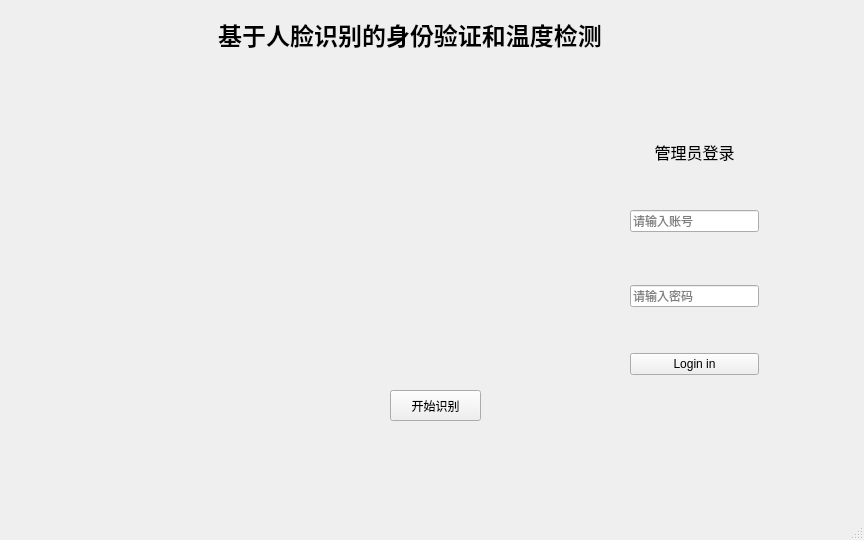
First picture: the form in mainwindow.ui, repository ConstantineQAQ/Feiteng-Project, before the edit.
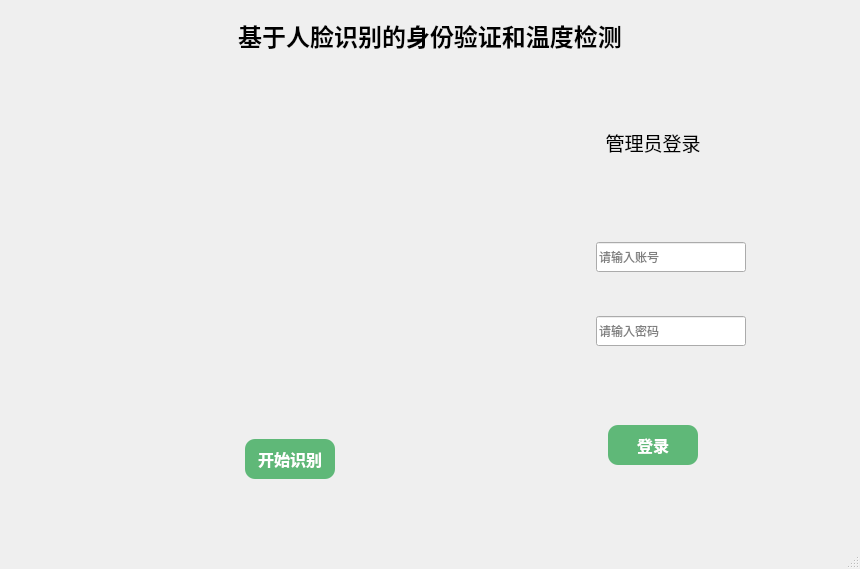
Second picture: the form after the edit. Icons and pictures are not drawn.

The edit to the form file:
```diff
--- a/mainwindow.ui
+++ b/mainwindow.ui
@@ -6,14 +6,14 @@
    <rect>
     <x>0</x>
     <y>0</y>
-    <width>864</width>
-    <height>540</height>
+    <width>860</width>
+    <height>569</height>
    </rect>
   </property>
   <property name="maximumSize">
    <size>
-    <width>864</width>
-    <height>540</height>
+    <width>16777215</width>
+    <height>16777215</height>
    </size>
   </property>
   <property name="windowTitle">
@@ -23,61 +23,193 @@
    <string notr="true"/>
   </property>
   <widget class="QWidget" name="widget">
-   <widget class="QLabel" name="main_label">
+   <layout class="QGridLayout" name="gridLayout_4">
+    <item row="0" column="0">
+     <widget class="QFrame" name="frame_4">
+      <property name="styleSheet">
+       <string notr="true">#frame_4{
+background:qlineargradient(x1:0,y1:0,x2:1,y2:1,
+	stop: 0 #F1F2B5,
+	stop: 1 #B5F1E8);
+border:none;
+}</string>
+      </property>
+      <property name="frameShape">
+       <enum>QFrame::StyledPanel</enum>
+      </property>
+      <property name="frameShadow">
+       <enum>QFrame::Raised</enum>
+      </property>
+      <layout class="QGridLayout" name="gridLayout_3">
+       <item row="1" column="0">
+        <layout class="QHBoxLayout" name="horizontalLayout_5">
+         <item>
+          <spacer name="horizontalSpacer_9">
+           <property name="orientation">
+            <enum>Qt::Horizontal</enum>
+           </property>
+           <property name="sizeHint" stdset="0">
+            <size>
+             <width>40</width>
+             <height>20</height>
+            </size>
+           </property>
+          </spacer>
+         </item>
+         <item>
+          <widget class="QFrame" name="frame_3">
+           <property name="sizePolicy">
+            <sizepolicy hsizetype="Fixed" vsizetype="Fixed">
+             <horstretch>0</horstretch>
+             <verstretch>0</verstretch>
+            </sizepolicy>
+           </property>
+           <property name="minimumSize">
+            <size>
+             <width>440</width>
+             <height>430</height>
+            </size>
+           </property>
+           <property name="maximumSize">
+            <size>
+             <width>440</width>
+             <height>430</height>
+            </size>
+           </property>
+           <property name="styleSheet">
+            <string notr="true">#frame_3{
+	border:none;
+}</string>
+           </property>
+           <property name="frameShape">
+            <enum>QFrame::StyledPanel</enum>
+           </property>
+           <property name="frameShadow">
+            <enum>QFrame::Raised</enum>
+           </property>
+           <widget class="QPushButton" name="recoginize_PushButton">
     <property name="geometry">
      <rect>
-      <x>210</x>
-      <y>10</y>
-      <width>400</width>
-      <height>50</height>
-     </rect>
-    </property>
+              <x>180</x>
+              <y>360</y>
+              <width>90</width>
+              <height>40</height>
+             </rect>
+            </property>
+            <property name="sizePolicy">
+             <sizepolicy hsizetype="Fixed" vsizetype="Fixed">
+              <horstretch>0</horstretch>
+              <verstretch>0</verstretch>
+             </sizepolicy>
+            </property>
+            <property name="minimumSize">
+             <size>
+              <width>90</width>
+              <height>40</height>
+             </size>
+            </property>
     <property name="maximumSize">
      <size>
-      <width>400</width>
-      <height>50</height>
-     </size>
-    </property>
+              <width>90</width>
+              <height>40</height>
+             </size>
+            </property>
+            <property name="styleSheet">
+             <string notr="true">#recoginize_PushButton{
+	background-color: #5FB878;
+	color:#FFFFFF;
+	border:none;
+	border-radius:10px;
+	padding:10px;
+	font-size : 16px;
+	font-weight:bold;
+	font-align:center;
+}
+#recoginize_PushButton:hover{
+	background-color: #16A085;
+}</string>
+            </property>
     <property name="text">
-     <string>&lt;html&gt;&lt;head/&gt;&lt;body&gt;&lt;p align=&quot;center&quot;&gt;&lt;span style=&quot; font-size:18pt; font-weight:600;&quot;&gt;基于人脸识别的身份验证和温度检测&lt;/span&gt;&lt;/p&gt;&lt;/body&gt;&lt;/html&gt;</string>
-    </property>
-   </widget>
-   <widget class="QWidget" name="layoutWidget">
-    <property name="geometry">
-     <rect>
-      <x>630</x>
-      <y>140</y>
-      <width>129</width>
-      <height>235</height>
-     </rect>
-    </property>
-    <layout class="QVBoxLayout" name="verticalLayout_3">
-     <property name="sizeConstraint">
-      <enum>QLayout::SetMaximumSize</enum>
-     </property>
+             <string>开始识别</string>
+            </property>
+           </widget>
+          </widget>
+         </item>
+         <item>
+          <layout class="QVBoxLayout" name="verticalLayout">
+           <item>
+            <spacer name="verticalSpacer_3">
+             <property name="orientation">
+              <enum>Qt::Vertical</enum>
+             </property>
+             <property name="sizeHint" stdset="0">
+              <size>
+               <width>20</width>
+               <height>40</height>
+              </size>
+             </property>
+            </spacer>
+           </item>
      <item>
-      <layout class="QVBoxLayout" name="verticalLayout_2">
+            <layout class="QHBoxLayout" name="horizontalLayout_4">
+             <item>
+              <spacer name="horizontalSpacer_8">
+               <property name="orientation">
+                <enum>Qt::Horizontal</enum>
+               </property>
+               <property name="sizeHint" stdset="0">
+                <size>
+                 <width>40</width>
+                 <height>20</height>
+                </size>
+               </property>
+              </spacer>
+             </item>
        <item>
         <widget class="QLabel" name="admin_label">
+               <property name="sizePolicy">
+                <sizepolicy hsizetype="Fixed" vsizetype="Fixed">
+                 <horstretch>0</horstretch>
+                 <verstretch>0</verstretch>
+                </sizepolicy>
+               </property>
+               <property name="minimumSize">
+                <size>
+                 <width>100</width>
+                 <height>40</height>
+                </size>
+               </property>
          <property name="maximumSize">
           <size>
-           <width>170</width>
-           <height>42</height>
+                 <width>100</width>
+                 <height>40</height>
           </size>
          </property>
          <property name="text">
-          <string>&lt;html&gt;&lt;head/&gt;&lt;body&gt;&lt;p align=&quot;center&quot;&gt;&lt;span style=&quot; font-size:12pt;&quot;&gt;管理员登录&lt;/span&gt;&lt;/p&gt;&lt;/body&gt;&lt;/html&gt;</string>
+                <string>&lt;html&gt;&lt;head/&gt;&lt;body&gt;&lt;p align=&quot;center&quot;&gt;&lt;span style=&quot; font-size:14pt;&quot;&gt;管理员登录&lt;/span&gt;&lt;/p&gt;&lt;/body&gt;&lt;/html&gt;</string>
          </property>
         </widget>
        </item>
        <item>
-        <spacer name="verticalSpacer_6">
+              <spacer name="horizontalSpacer_7">
+               <property name="orientation">
+                <enum>Qt::Horizontal</enum>
+               </property>
+               <property name="sizeHint" stdset="0">
+                <size>
+                 <width>40</width>
+                 <height>20</height>
+                </size>
+               </property>
+              </spacer>
+             </item>
+            </layout>
+           </item>
+           <item>
+            <spacer name="verticalSpacer_2">
          <property name="orientation">
           <enum>Qt::Vertical</enum>
          </property>
-         <property name="sizeType">
-          <enum>QSizePolicy::Fixed</enum>
-         </property>
          <property name="sizeHint" stdset="0">
           <size>
            <width>20</width>
@@ -87,10 +219,54 @@
         </spacer>
        </item>
        <item>
-        <widget class="QLineEdit" name="name_lineEdit_2">
+            <layout class="QHBoxLayout" name="horizontalLayout">
+             <item>
+              <spacer name="horizontalSpacer">
+               <property name="orientation">
+                <enum>Qt::Horizontal</enum>
+               </property>
+               <property name="sizeHint" stdset="0">
+                <size>
+                 <width>40</width>
+                 <height>20</height>
+                </size>
+               </property>
+              </spacer>
+             </item>
+             <item>
+              <widget class="QFrame" name="frame">
+               <property name="styleSheet">
+                <string notr="true">#frame{    
+	border: 1px solid #696969;
+    border-radius: 5px;
+	border:none;
+}
+</string>
+               </property>
+               <property name="frameShape">
+                <enum>QFrame::StyledPanel</enum>
+               </property>
+               <property name="frameShadow">
+                <enum>QFrame::Raised</enum>
+               </property>
+               <layout class="QGridLayout" name="gridLayout">
+                <item row="0" column="1">
+                 <widget class="QLineEdit" name="name_lineEdit">
+                  <property name="sizePolicy">
+                   <sizepolicy hsizetype="Fixed" vsizetype="Fixed">
+                    <horstretch>0</horstretch>
+                    <verstretch>0</verstretch>
+                   </sizepolicy>
+                  </property>
+                  <property name="minimumSize">
+                   <size>
+                    <width>150</width>
+                    <height>30</height>
+                   </size>
+                  </property>
          <property name="maximumSize">
           <size>
-           <width>210</width>
+                    <width>150</width>
            <height>30</height>
           </size>
          </property>
@@ -99,24 +275,117 @@
          </property>
         </widget>
        </item>
+                <item row="0" column="0">
+                 <widget class="QLabel" name="label">
+                  <property name="sizePolicy">
+                   <sizepolicy hsizetype="Fixed" vsizetype="Fixed">
+                    <horstretch>0</horstretch>
+                    <verstretch>0</verstretch>
+                   </sizepolicy>
+                  </property>
+                  <property name="minimumSize">
+                   <size>
+                    <width>30</width>
+                    <height>30</height>
+                   </size>
+                  </property>
+                  <property name="maximumSize">
+                   <size>
+                    <width>30</width>
+                    <height>30</height>
+                   </size>
+                  </property>
+                  <property name="styleSheet">
+                   <string notr="true">border-image:url(:/res/pic/user_name.png)</string>
+                  </property>
+                  <property name="text">
+                   <string/>
+                  </property>
+                 </widget>
+                </item>
+               </layout>
+              </widget>
+             </item>
        <item>
-        <spacer name="verticalSpacer_7">
+              <spacer name="horizontalSpacer_2">
+               <property name="orientation">
+                <enum>Qt::Horizontal</enum>
+               </property>
+               <property name="sizeHint" stdset="0">
+                <size>
+                 <width>40</width>
+                 <height>20</height>
+                </size>
+               </property>
+              </spacer>
+             </item>
+            </layout>
+           </item>
+           <item>
+            <spacer name="verticalSpacer_5">
          <property name="orientation">
           <enum>Qt::Vertical</enum>
          </property>
+             <property name="sizeType">
+              <enum>QSizePolicy::Fixed</enum>
+             </property>
          <property name="sizeHint" stdset="0">
           <size>
            <width>20</width>
-           <height>40</height>
+               <height>20</height>
           </size>
          </property>
         </spacer>
        </item>
        <item>
-        <widget class="QLineEdit" name="pwd_lineEdit_2">
+            <layout class="QHBoxLayout" name="horizontalLayout_2">
+             <item>
+              <spacer name="horizontalSpacer_3">
+               <property name="orientation">
+                <enum>Qt::Horizontal</enum>
+               </property>
+               <property name="sizeHint" stdset="0">
+                <size>
+                 <width>40</width>
+                 <height>20</height>
+                </size>
+               </property>
+              </spacer>
+             </item>
+             <item>
+              <widget class="QFrame" name="frame_2">
+               <property name="styleSheet">
+                <string notr="true">#frame_2{
+	border: 1px solid #696969;
+    border-radius: 5px;
+	border:none;
+}
+</string>
+               </property>
+               <property name="frameShape">
+                <enum>QFrame::StyledPanel</enum>
+               </property>
+               <property name="frameShadow">
+                <enum>QFrame::Raised</enum>
+               </property>
+               <layout class="QGridLayout" name="gridLayout_2">
+                <item row="0" column="1">
+                 <widget class="QLineEdit" name="pwd_lineEdit">
+                  <property name="sizePolicy">
+                   <sizepolicy hsizetype="Fixed" vsizetype="Fixed">
+                    <horstretch>0</horstretch>
+                    <verstretch>0</verstretch>
+                   </sizepolicy>
+                  </property>
+                  <property name="minimumSize">
+                   <size>
+                    <width>150</width>
+                    <height>30</height>
+                   </size>
+                  </property>
          <property name="maximumSize">
           <size>
-           <width>210</width>
+                    <width>150</width>
            <height>30</height>
           </size>
          </property>
@@ -125,46 +394,212 @@
          </property>
         </widget>
        </item>
-      </layout>
+                <item row="0" column="0">
+                 <widget class="QLabel" name="label_2">
+                  <property name="sizePolicy">
+                   <sizepolicy hsizetype="Fixed" vsizetype="Fixed">
+                    <horstretch>0</horstretch>
+                    <verstretch>0</verstretch>
+                   </sizepolicy>
+                  </property>
+                  <property name="minimumSize">
+                   <size>
+                    <width>30</width>
+                    <height>30</height>
+                   </size>
+                  </property>
+                  <property name="maximumSize">
+                   <size>
+                    <width>30</width>
+                    <height>30</height>
+                   </size>
+                  </property>
+                  <property name="styleSheet">
+                   <string notr="true">border-image:url(:/res/pic/pwd.png);</string>
+                  </property>
+                  <property name="text">
+                   <string/>
+                  </property>
+                 </widget>
+                </item>
+               </layout>
+              </widget>
      </item>
      <item>
-      <spacer name="verticalSpacer_8">
+              <spacer name="horizontalSpacer_4">
+               <property name="orientation">
+                <enum>Qt::Horizontal</enum>
+               </property>
+               <property name="sizeHint" stdset="0">
+                <size>
+                 <width>40</width>
+                 <height>20</height>
+                </size>
+               </property>
+              </spacer>
+             </item>
+            </layout>
+           </item>
+           <item>
+            <spacer name="verticalSpacer">
        <property name="orientation">
         <enum>Qt::Vertical</enum>
        </property>
-       <property name="sizeType">
-        <enum>QSizePolicy::Fixed</enum>
-       </property>
        <property name="sizeHint" stdset="0">
         <size>
          <width>20</width>
          <height>40</height>
+              </size>
+             </property>
+            </spacer>
+           </item>
+           <item>
+            <layout class="QHBoxLayout" name="horizontalLayout_3">
+             <item>
+              <spacer name="horizontalSpacer_6">
+               <property name="orientation">
+                <enum>Qt::Horizontal</enum>
+               </property>
+               <property name="sizeHint" stdset="0">
+                <size>
+                 <width>40</width>
+                 <height>20</height>
         </size>
        </property>
       </spacer>
      </item>
      <item>
       <widget class="QPushButton" name="login_pushButton">
+               <property name="sizePolicy">
+                <sizepolicy hsizetype="Fixed" vsizetype="Fixed">
+                 <horstretch>0</horstretch>
+                 <verstretch>0</verstretch>
+                </sizepolicy>
+               </property>
+               <property name="minimumSize">
+                <size>
+                 <width>90</width>
+                 <height>40</height>
+                </size>
+               </property>
+               <property name="maximumSize">
+                <size>
+                 <width>90</width>
+                 <height>40</height>
+                </size>
+               </property>
+               <property name="styleSheet">
+                <string notr="true">#login_pushButton{
+	background-color: #5FB878;
+	color:#FFFFFF;
+	border:none;
+	border-radius:10px;
+	padding:10px;
+	font-size : 16px;
+	font-weight:bold;
+	font-align:center;
+}
+#login_pushButton:hover{
+	background-color: #16A085;
+}</string>
+               </property>
        <property name="text">
-        <string>Login in</string>
+                <string>登录</string>
        </property>
       </widget>
      </item>
-    </layout>
-   </widget>
-   <widget class="QPushButton" name="recoginize_PushButton">
-    <property name="geometry">
-     <rect>
-      <x>390</x>
-      <y>390</y>
-      <width>91</width>
-      <height>31</height>
-     </rect>
-    </property>
+             <item>
+              <spacer name="horizontalSpacer_5">
+               <property name="orientation">
+                <enum>Qt::Horizontal</enum>
+               </property>
+               <property name="sizeHint" stdset="0">
+                <size>
+                 <width>40</width>
+                 <height>20</height>
+                </size>
+               </property>
+              </spacer>
+             </item>
+            </layout>
+           </item>
+           <item>
+            <spacer name="verticalSpacer_4">
+             <property name="orientation">
+              <enum>Qt::Vertical</enum>
+             </property>
+             <property name="sizeHint" stdset="0">
+              <size>
+               <width>20</width>
+               <height>40</height>
+              </size>
+             </property>
+            </spacer>
+           </item>
+          </layout>
+         </item>
+         <item>
+          <spacer name="horizontalSpacer_10">
+           <property name="orientation">
+            <enum>Qt::Horizontal</enum>
+           </property>
+           <property name="sizeHint" stdset="0">
+            <size>
+             <width>40</width>
+             <height>20</height>
+            </size>
+           </property>
+          </spacer>
+         </item>
+        </layout>
+       </item>
+       <item row="0" column="0">
+        <layout class="QHBoxLayout" name="horizontalLayout_6">
+         <item>
+          <spacer name="horizontalSpacer_11">
+           <property name="orientation">
+            <enum>Qt::Horizontal</enum>
+           </property>
+           <property name="sizeHint" stdset="0">
+            <size>
+             <width>40</width>
+             <height>20</height>
+            </size>
+           </property>
+          </spacer>
+         </item>
+         <item>
+          <widget class="QLabel" name="main_label">
+           <property name="maximumSize">
+            <size>
+             <width>400</width>
+             <height>50</height>
+            </size>
+           </property>
     <property name="text">
-     <string>开始识别</string>
-    </property>
-   </widget>
+            <string>&lt;html&gt;&lt;head/&gt;&lt;body&gt;&lt;p align=&quot;center&quot;&gt;&lt;span style=&quot; font-size:18pt; font-weight:600;&quot;&gt;基于人脸识别的身份验证和温度检测&lt;/span&gt;&lt;/p&gt;&lt;/body&gt;&lt;/html&gt;</string>
+           </property>
+          </widget>
+         </item>
+         <item>
+          <spacer name="horizontalSpacer_12">
+           <property name="orientation">
+            <enum>Qt::Horizontal</enum>
+           </property>
+           <property name="sizeHint" stdset="0">
+            <size>
+             <width>40</width>
+             <height>20</height>
+            </size>
+           </property>
+          </spacer>
+         </item>
+        </layout>
+       </item>
+      </layout>
+     </widget>
+    </item>
+   </layout>
   </widget>
   <widget class="QMenuBar" name="menubar">
    <property name="geometry">
```
Left out of the diff: 13 changed lines with no effect on the pictures. Lines whose indentation alone changed are shown as unchanged.
